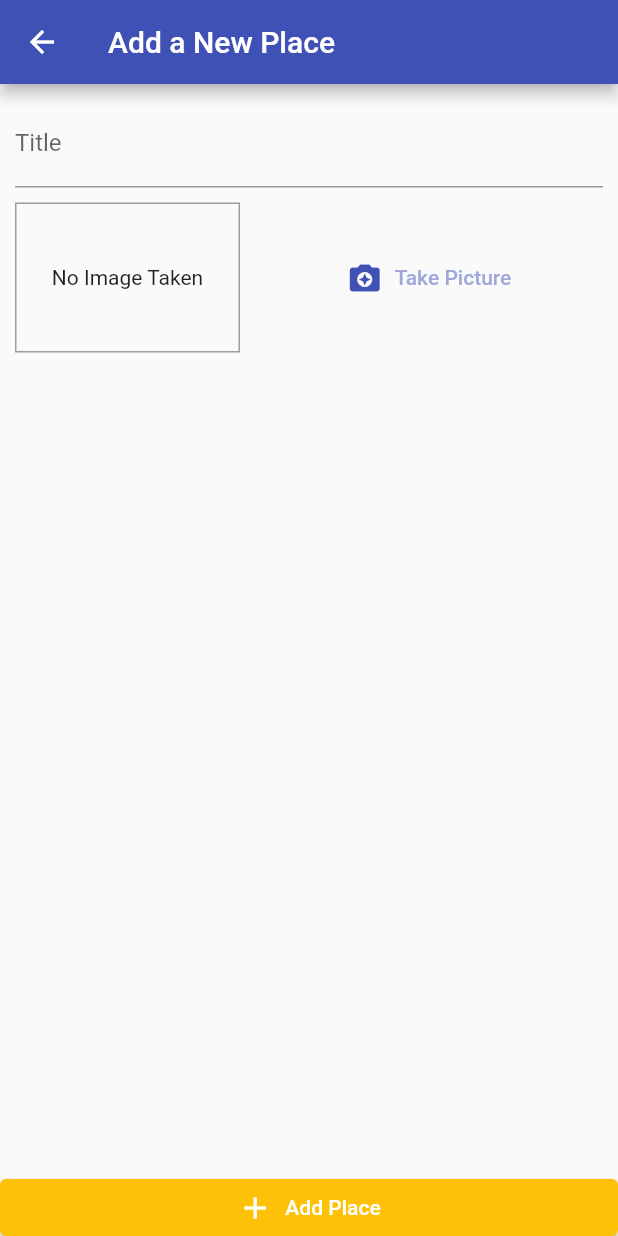
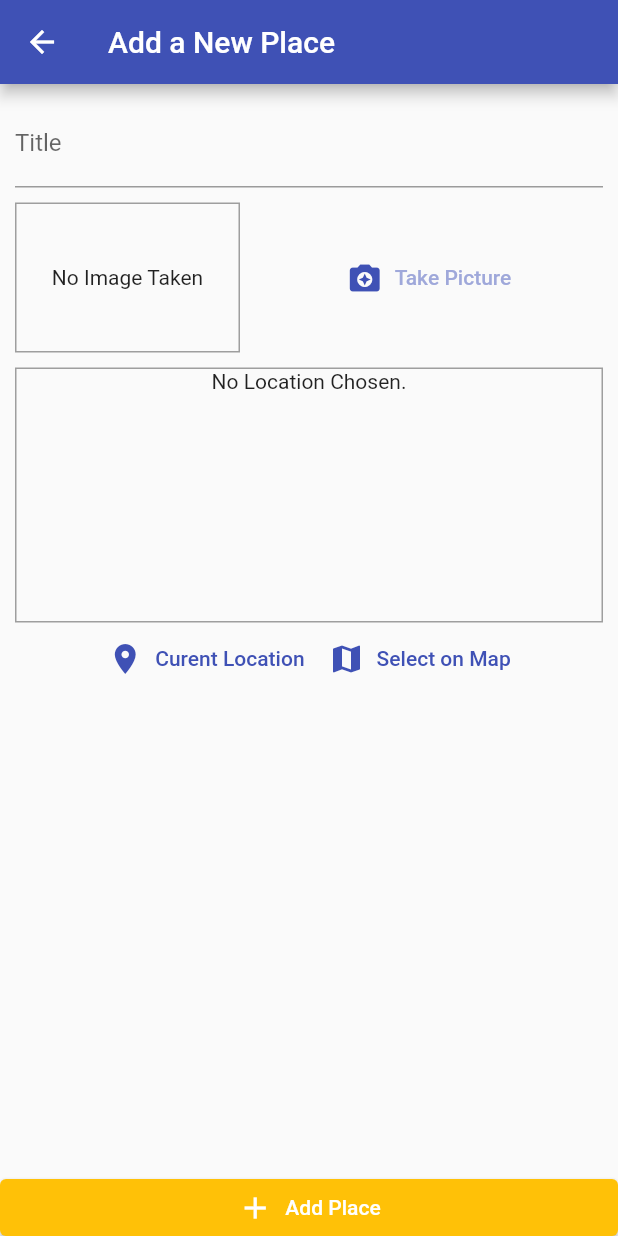
Before and after one commit to Zhenya-Mykhalskyi/Great-Places-App, a Flutter app: the AddPlaceScreen screen opened by its route, on a phone screen of 412 x 824 dp. Run offline on Flutter 3.47's test engine with Material 2 defaults, Android fonts, the phone set to English and light mode, and no system bars; our stand-ins replace image_picker, location, sqflite; accounts and stored records are empty.

Commit message:
add LocationInput and and fetch user coordinates

```diff
--- a/lib/screens/add_place_screen.dart
+++ b/lib/screens/add_place_screen.dart
@@ -4,6 +4,7 @@ import 'package:provider/provider.dart';
 
 import '../widgets/image_input.dart';
 import '../providers/great_places.dart';
+import '../widgets/location_input.dart';
 
 class AddPlaceScreen extends StatefulWidget {
   static const routeName = '/add-place';
@@ -50,6 +51,8 @@ class _AddPlaceScreenState extends State<AddPlaceScreen> {
                     ),
                     const SizedBox(height: 10),
                     ImageInput(_selectImage),
+                    const SizedBox(height: 10),
+                    LocationInput(),
                   ],
                 ),
               ),
--- /dev/null
+++ b/lib/widgets/location_input.dart
@@ -0,0 +1,67 @@
+import 'package:flutter/material.dart';
+import 'package:location/location.dart';
+
+class LocationInput extends StatefulWidget {
+  @override
+  State<LocationInput> createState() => _LocationInputState();
+}
+
+class _LocationInputState extends State<LocationInput> {
+  String _previewImageUrl;
+
+  Future<void> _getCurrentUserLocation() async {
+    final locData = await Location().getLocation();
+    print(locData.latitude);
+    print(locData.longitude);
+  }
+
+  @override
+  Widget build(BuildContext context) {
+    return Column(
+      children: [
+        Container(
+          decoration: BoxDecoration(
+            border: Border.all(width: 1, color: Colors.grey),
+          ),
+          height: 170,
+          width: double.infinity,
+          child: _previewImageUrl == null
+              ? const Text(
+                  'No Location Chosen.',
+                  textAlign: TextAlign.center,
+                )
+              : Image.network(
+                  _previewImageUrl,
+                  fit: BoxFit.cover,
+                  width: double.infinity,
+                ),
+        ),
+        Row(
+          mainAxisAlignment: MainAxisAlignment.center,
+          children: [
+            TextButton.icon(
+              onPressed: _getCurrentUserLocation,
+              icon: const Icon(
+                Icons.location_on,
+              ),
+              label: Text(
+                'Curent Location',
+                style: TextStyle(color: Theme.of(context).colorScheme.primary),
+              ),
+            ),
+            TextButton.icon(
+              onPressed: () {},
+              icon: const Icon(
+                Icons.map,
+              ),
+              label: Text(
+                'Select on Map',
+                style: TextStyle(color: Theme.of(context).colorScheme.primary),
+              ),
+            ),
+          ],
+        )
+      ],
+    );
+  }
+}
--- a/pubspec.yaml
+++ b/pubspec.yaml
@@ -28,6 +28,7 @@ dependencies:
   path_provider: ^2.0.11
   path: ^1.8.2
   sqflite: ^2.2.0+3
+  location: ^4.4.0
 
 
   # The following adds the Cupertino Icons font to your application.
```
Also changed, not shown: pubspec.lock, 3 other files.
